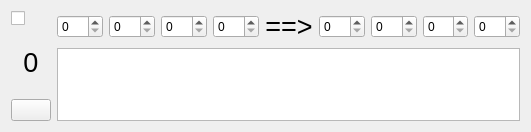
First picture: the form in ui/subtitle_item.ui, repository TruongHaiDang/srt-editor, before the edit.
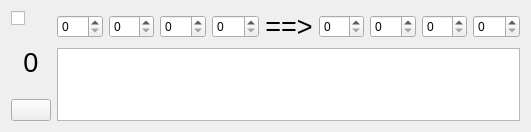
Second picture: the form after the edit. Icons and pictures are not drawn.

Commit message: feat(ui): enhance subtitle translation and text-to-speech features with progress feedback and end time calculation

Diff of the .ui file:
```diff
--- a/ui/subtitle_item.ui
+++ b/ui/subtitle_item.ui
@@ -70,7 +70,11 @@
           <widget class="QSpinBox" name="startSecondLbl"/>
          </item>
          <item>
-          <widget class="QSpinBox" name="startMiliSecondLbl"/>
+          <widget class="QSpinBox" name="startMiliSecondLbl">
+           <property name="maximum">
+            <number>999</number>
+           </property>
+          </widget>
          </item>
         </layout>
        </item>
@@ -103,7 +107,11 @@
           <widget class="QSpinBox" name="endSecondLbl"/>
          </item>
          <item>
-          <widget class="QSpinBox" name="endMiliSecondLbl"/>
+          <widget class="QSpinBox" name="endMiliSecondLbl">
+           <property name="maximum">
+            <number>999</number>
+           </property>
+          </widget>
          </item>
         </layout>
        </item>
```
The commit also changes 4 other files.
